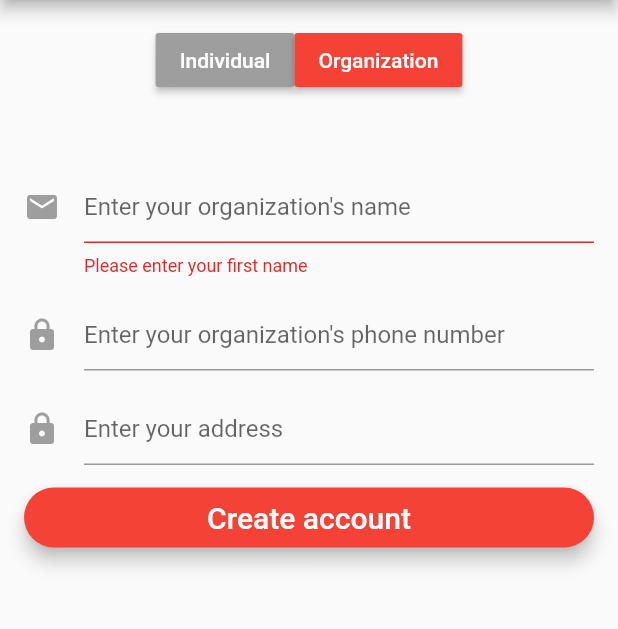
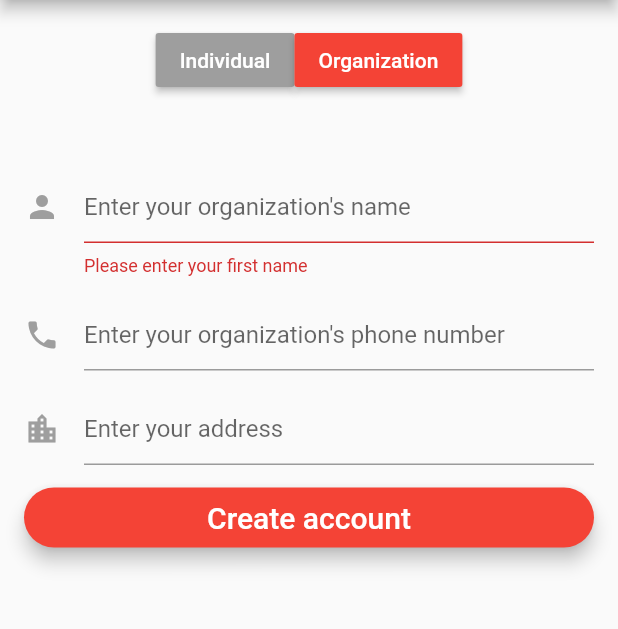
Before and after one commit to Hack4Impact-BU/Foster-Friends, a Flutter app: the InputForm screen opened by its route, after a tap on "Create account", after a tap on "Organization", on a phone screen of 412 x 824 dp, the part 84-713 px from its top. Run offline on Flutter 3.47's test engine with Material 2 defaults, Android fonts, the phone set to English and light mode, and no system bars; our stand-ins replace cloud_firestore, firebase_auth, google_sign_in; accounts and stored records are empty.

Commit message:
Added push methods. Redirect after sign in to form

```diff
--- a/foster_friends/lib/form.dart
+++ b/foster_friends/lib/form.dart
@@ -1,5 +1,7 @@
 import 'package:flutter/material.dart';
-import './authentication.dart';
+import 'package:foster_friends/formMethods.dart';
+import 'package:foster_friends/authentication.dart';
+import 'package:firebase_auth/firebase_auth.dart';
 
 // Email login and sign up page
 
@@ -53,6 +55,8 @@ class InputFormState extends State<InputForm> {
           //widget.auth.sendEmailVerification();
           //_showVerifyEmailSentDialog();
           print('User to database');
+          FirebaseUser user  = await getCurrentUser();
+          pushIndividualProfile(user.uid,user.email, "301300", "Boston1", "Sheila1");
         }
         setState(() {
           _isLoading = false;
@@ -161,7 +165,7 @@ class InputFormState extends State<InputForm> {
         decoration: new InputDecoration(
             hintText: isIndividual ? 'Enter your first name':'Enter your organization\'s name',
             icon: new Icon(
-              Icons.mail,
+              Icons.person,
               color: Colors.grey,
             )),
         validator: (value) {
@@ -226,7 +230,7 @@ class InputFormState extends State<InputForm> {
           decoration: new InputDecoration(
               hintText: 'Enter your address',
               icon: new Icon(
-                Icons.lock,
+                Icons.location_city,
                 color: Colors.grey,
               )),
           validator: (value) {
@@ -260,7 +264,7 @@ class InputFormState extends State<InputForm> {
           decoration: new InputDecoration(
               hintText: 'Enter your organization\'s phone number',
               icon: new Icon(
-                Icons.lock,
+                Icons.phone,
                 color: Colors.grey,
               )),
           validator: (value) {
--- a/foster_friends/lib/login_page.dart
+++ b/foster_friends/lib/login_page.dart
@@ -1,6 +1,7 @@
 import 'package:flutter/material.dart';
 import 'package:foster_friends/authentication.dart';
 import 'package:foster_friends/email.dart';
+import 'package:foster_friends/form.dart';
 
 // Current default page, includes google, email, and gmail sign in
 
@@ -47,6 +48,11 @@ class _LoginPageState extends State<LoginPage> {
           setState(() {
             _errorMessage = e;
           });
+          Navigator.push(
+            context,
+            MaterialPageRoute(
+                builder: (BuildContext context) =>
+                    new InputForm() ));
 
         });
       },
```
Also changed, not shown: foster_friends/lib/formMethods.dart (added, +29 -0 lines).
